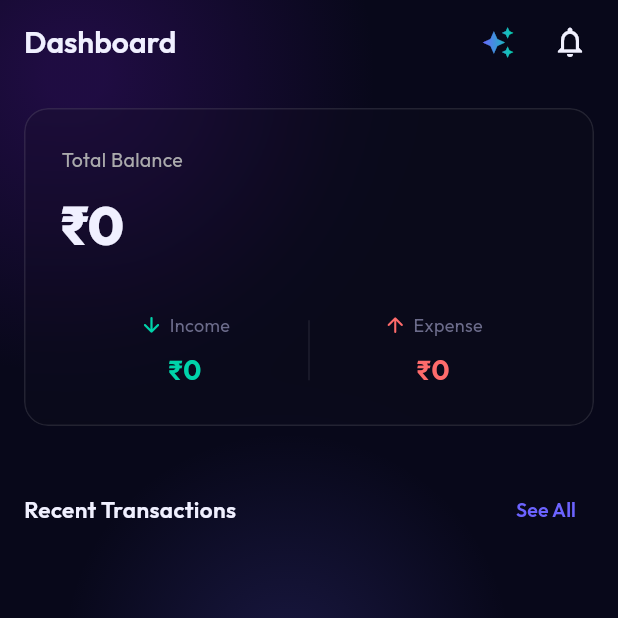
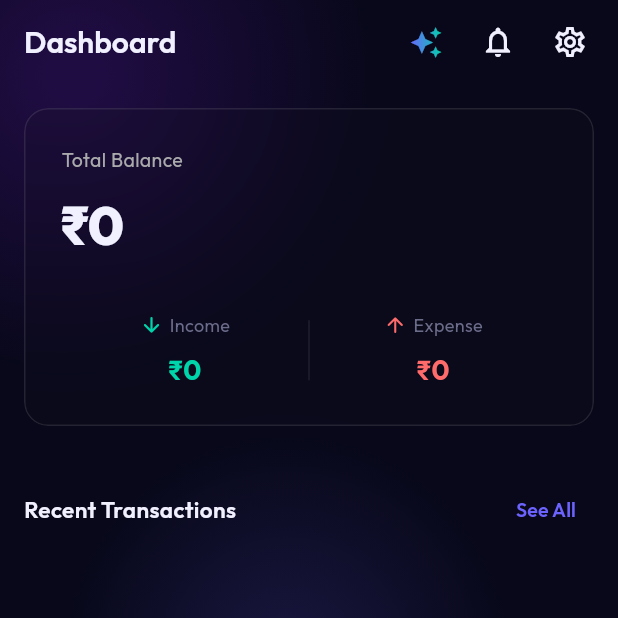
Before and after one commit to Cyberclutch146/FreeFlow-Tracker, a Flutter app: the screen it shows after launch, on a phone screen of 412 x 824 dp, the top half of it. Run offline on Flutter 3.47's test engine with Material 3 defaults, Android fonts, the phone set to English and light mode, and no system bars; our stand-ins replace csv, fl_chart, flutter_animate, flutter_riverpod, go_router, google_fonts and 3 more; missing offline and left inert: telephony; accounts and stored records are empty; generated files the repository leaves out were written again.

```diff
--- a/lib/screens/home/home_screen.dart
+++ b/lib/screens/home/home_screen.dart
@@ -42,6 +42,10 @@ class HomeScreen extends ConsumerWidget {
           IconButton(
             icon: Icon(Icons.notifications_outlined, color: colors.textPrimary),
             onPressed: () {},
+          ),
+          IconButton(
+            icon: Icon(Icons.settings_outlined, color: colors.textPrimary),
+            onPressed: () => GoRouter.of(context).push('/settings'),
           ),
           const SizedBox(width: 8),
         ],
```
